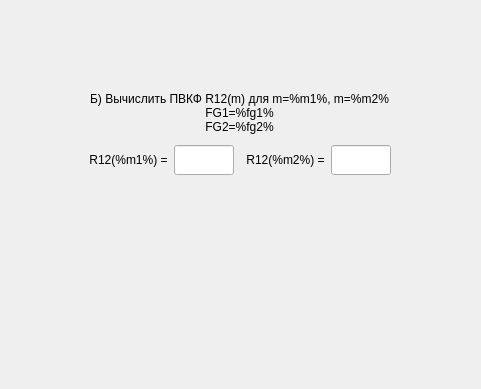
This is task/screentask8b.ui in bukhmastov/kpsp as Qt 5 draws it before an edit; both pictures show x 113 to 594 and y 118 to 507 of the 705 by 507 pixel window. The edited form follows.
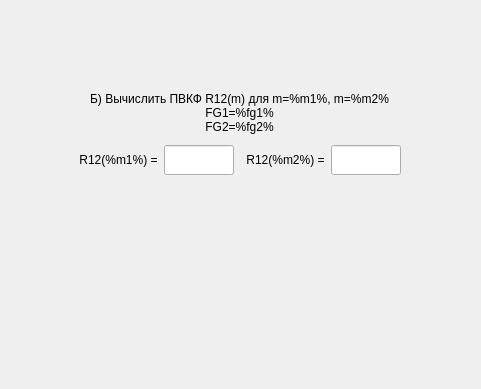
This is the edited form.

What changed in the file:
```diff
--- a/task/screentask8b.ui
+++ b/task/screentask8b.ui
@@ -130,13 +130,13 @@
          </property>
          <property name="minimumSize">
           <size>
-           <width>60</width>
+           <width>70</width>
            <height>30</height>
           </size>
          </property>
          <property name="maximumSize">
           <size>
-           <width>30</width>
+           <width>70</width>
            <height>30</height>
           </size>
          </property>
@@ -187,13 +187,13 @@
          </property>
          <property name="minimumSize">
           <size>
-           <width>60</width>
+           <width>70</width>
            <height>30</height>
           </size>
          </property>
          <property name="maximumSize">
           <size>
-           <width>30</width>
+           <width>70</width>
            <height>30</height>
           </size>
          </property>
```
